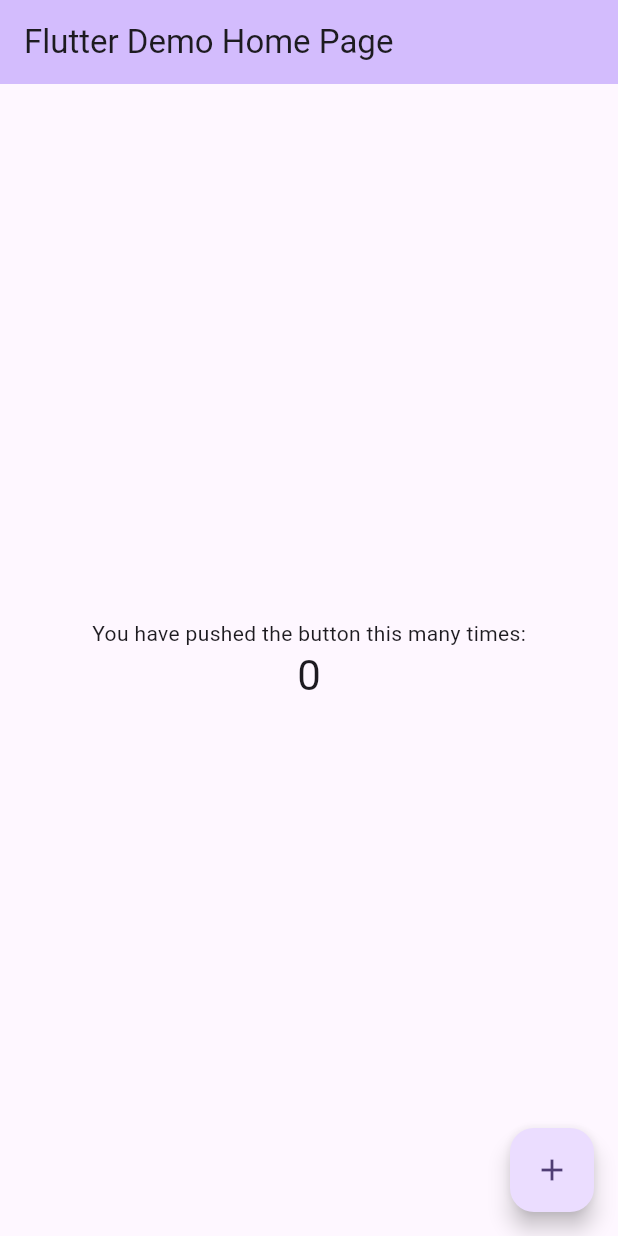
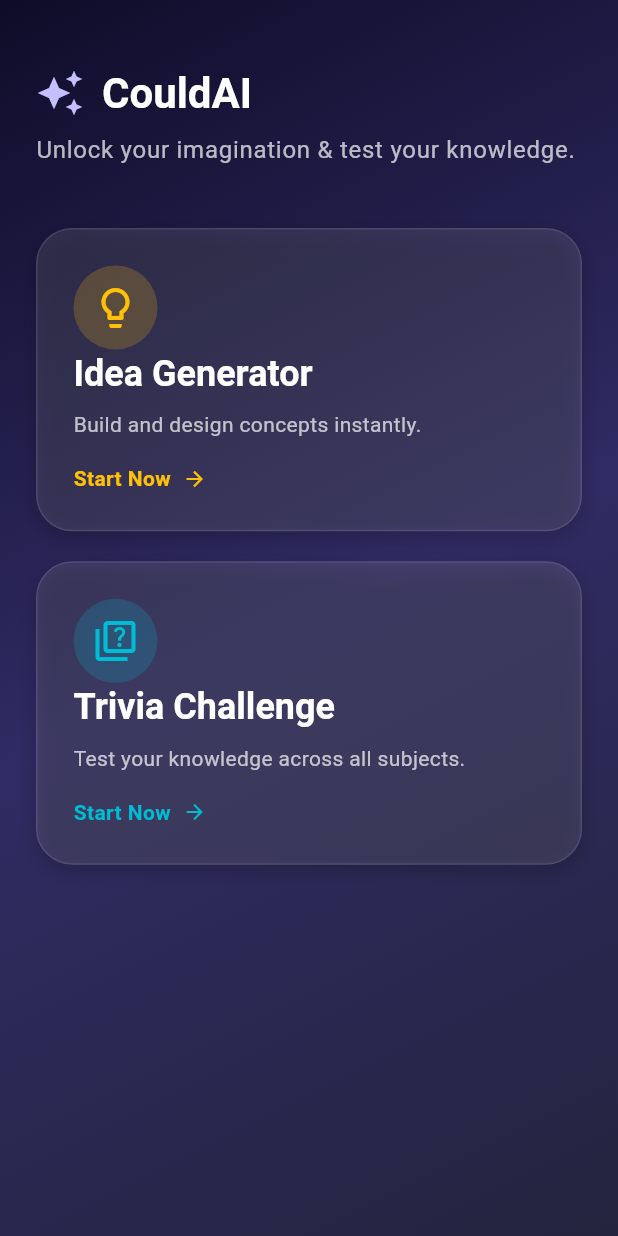
Before and after one commit to could-ai/019aa2a5-f2f1-7790-9d31-b3b691a5d930, a Flutter app: the screen it shows after launch, on a phone screen of 412 x 824 dp. Run offline on Flutter 3.47's test engine with Material 3 defaults, Android fonts, the phone set to English and light mode, and no system bars.

Commit message:
Initialize main application with dark AI-themed UI, routing configuration, and material 3 design.; Create home screen with a modern dashboard layout featuring navigation cards for Idea Generator and Trivia Challenge.; Create Idea Generator screen with text input, simulated AI generation logic, and result display.; Create Trivia Screen with category selection, quiz logic, score tracking, and mock data for Science, History, Tech, and Art.

```diff
--- a/usr/lib/main.dart
+++ b/usr/lib/main.dart
@@ -1,120 +1,46 @@
 import 'package:flutter/material.dart';
+import 'screens/home_screen.dart';
+import 'screens/idea_generator_screen.dart';
+import 'screens/trivia_screen.dart';
 
 void main() {
-  runApp(const MyApp());
+  runApp(const CouldAIApp());
 }
 
-class MyApp extends StatelessWidget {
-  const MyApp({super.key});
+class CouldAIApp extends StatelessWidget {
+  const CouldAIApp({super.key});
 
-  // This widget is the root of your application.
   @override
   Widget build(BuildContext context) {
     return MaterialApp(
-      title: 'Flutter Demo',
+      title: 'CouldAI',
       debugShowCheckedModeBanner: false,
       theme: ThemeData(
-        // This is the theme of your application.
-        //
-        // TRY THIS: Try running your application with "flutter run". You'll see
-        // the application has a purple toolbar. Then, without quitting the app,
-        // try changing the seedColor in the colorScheme below to Colors.green
-        // and then invoke "hot reload" (save your changes or press the "hot
-        // reload" button in a Flutter-supported IDE, or press "r" if you used
-        // the command line to start the app).
-        //
-        // Notice that the counter didn't reset back to zero; the application
-        // state is not lost during the reload. To reset the state, use hot
-        // restart instead.
-        //
-        // This works for code too, not just values: Most code changes can be
-        // tested with just a hot reload.
-        colorScheme: ColorScheme.fromSeed(seedColor: Colors.deepPurple),
+        useMaterial3: true,
+        colorScheme: ColorScheme.fromSeed(
+          seedColor: const Color(0xFF6C63FF), // AI-like Purple
+          brightness: Brightness.dark,
+          surface: const Color(0xFF121212),
+          background: const Color(0xFF0A0A0A),
+        ),
+        fontFamily: 'Roboto', // Default, but explicit is good
+        appBarTheme: const AppBarTheme(
+          centerTitle: true,
+          elevation: 0,
+          backgroundColor: Colors.transparent,
+        ),
+        cardTheme: CardTheme(
+          elevation: 4,
+          shape: RoundedRectangleBorder(borderRadius: BorderRadius.circular(16)),
+          color: const Color(0xFF1E1E1E),
+        ),
       ),
-      home: const MyHomePage(title: 'Flutter Demo Home Page'),
+      initialRoute: '/',
+      routes: {
+        '/': (context) => const HomeScreen(),
+        '/idea-generator': (context) => const IdeaGeneratorScreen(),
+        '/trivia': (context) => const TriviaScreen(),
+      },
     );
   }
 }
-
-class MyHomePage extends StatefulWidget {
-  const MyHomePage({super.key, required this.title});
-
-  // This widget is the home page of your application. It is stateful, meaning
-  // that it has a State object (defined below) that contains fields that affect
-  // how it looks.
-
-  // This class is the configuration for the state. It holds the values (in this
-  // case the title) provided by the parent (in this case the App widget) and
-  // used by the build method of the State. Fields in a Widget subclass are
-  // always marked "final".
-
-  final String title;
-
-  @override
-  State<MyHomePage> createState() => _MyHomePageState();
-}
-
-class _MyHomePageState extends State<MyHomePage> {
-  int _counter = 0;
-
-  void _incrementCounter() {
-    setState(() {
-      // This call to setState tells the Flutter framework that something has
-      // changed in this State, which causes it to rerun the build method below
-      // so that the display can reflect the updated values. If we changed
-      // _counter without calling setState(), then the build method would not be
-      // called again, and so nothing would appear to happen.
-      _counter++;
-    });
-  }
-
-  @override
-  Widget build(BuildContext context) {
-    // This method is rerun every time setState is called, for instance as done
-    // by the _incrementCounter method above.
-    //
-    // The Flutter framework has been optimized to make rerunning build methods
-    // fast, so that you can just rebuild anything that needs updating rather
-    // than having to individually change instances of widgets.
-    return Scaffold(
-      appBar: AppBar(
-        // TRY THIS: Try changing the color here to a specific color (to
-        // Colors.amber, perhaps?) and trigger a hot reload to see the AppBar
-        // change color while the other colors stay the same.
-        backgroundColor: Theme.of(context).colorScheme.inversePrimary,
-        // Here we take the value from the MyHomePage object that was created by
-        // the App.build method, and use it to set our appbar title.
-        title: Text(widget.title),
-      ),
-      body: Center(
-        // Center is a layout widget. It takes a single child and positions it
-        // in the middle of the parent.
-        child: Column(
-          // Column is also a layout widget. It takes a list of children and
-          // arranges them vertically. By default, it sizes itself to fit its
-          // children horizontally, and tries to be as tall as its parent.
-          //
-          // Column has various properties to control how it sizes itself and
-          // how it positions its children. Here we use mainAxisAlignment to
-          // center the children vertically; the main axis here is the vertical
-          // axis because Columns are vertical (the cross axis would be
-          // horizontal).
-          //
-          // TRY THIS: Invoke "debug painting" (choose the "Toggle Debug Paint"
-          // action in the IDE, or press "p" in the console), to see the
-          // wireframe for each widget.
-          mainAxisAlignment: MainAxisAlignment.center,
-          children: <Widget>[
-            const Text('You have pushed the button this many times:'),
-            Text('$_counter', style: Theme.of(context).textTheme.headlineMedium),
-          ],
-        ),
-      ),
-      floatingActionButton: FloatingActionButton(
-        onPressed: _incrementCounter,
-        tooltip: 'Increment',
-        child: const Icon(Icons.add),
-      ), // This trailing comma makes auto-formatting nicer for build methods.
-    );
-  }
-}
--- /dev/null
+++ b/usr/lib/screens/home_screen.dart
@@ -0,0 +1,152 @@
+import 'package:flutter/material.dart';
+
+class HomeScreen extends StatelessWidget {
+  const HomeScreen({super.key});
+
+  @override
+  Widget build(BuildContext context) {
+    return Scaffold(
+      body: Container(
+        decoration: const BoxDecoration(
+          gradient: LinearGradient(
+            begin: Alignment.topLeft,
+            end: Alignment.bottomRight,
+            colors: [Color(0xFF0F0C29), Color(0xFF302B63), Color(0xFF24243E)],
+          ),
+        ),
+        child: SafeArea(
+          child: Padding(
+            padding: const EdgeInsets.all(24.0),
+            child: Column(
+              crossAxisAlignment: CrossAxisAlignment.start,
+              children: [
+                const SizedBox(height: 20),
+                Row(
+                  children: [
+                    Icon(Icons.auto_awesome, color: Theme.of(context).colorScheme.primary, size: 32),
+                    const SizedBox(width: 12),
+                    Text(
+                      'CouldAI',
+                      style: Theme.of(context).textTheme.headlineMedium?.copyWith(
+                            fontWeight: FontWeight.bold,
+                            color: Colors.white,
+                          ),
+                    ),
+                  ],
+                ),
+                const SizedBox(height: 8),
+                Text(
+                  'Unlock your imagination & test your knowledge.',
+                  style: Theme.of(context).textTheme.bodyLarge?.copyWith(
+                        color: Colors.white70,
+                      ),
+                ),
+                const SizedBox(height: 40),
+                Expanded(
+                  child: GridView.count(
+                    crossAxisCount: 1,
+                    mainAxisSpacing: 20,
+                    childAspectRatio: 1.8,
+                    children: [
+                      _buildFeatureCard(
+                        context,
+                        title: 'Idea Generator',
+                        description: 'Build and design concepts instantly.',
+                        icon: Icons.lightbulb_outline,
+                        color: Colors.amber,
+                        route: '/idea-generator',
+                      ),
+                      _buildFeatureCard(
+                        context,
+                        title: 'Trivia Challenge',
+                        description: 'Test your knowledge across all subjects.',
+                        icon: Icons.quiz_outlined,
+                        color: Colors.cyan,
+                        route: '/trivia',
+                      ),
+                    ],
+                  ),
+                ),
+              ],
+            ),
+          ),
+        ),
+      ),
+    );
+  }
+
+  Widget _buildFeatureCard(
+    BuildContext context, {
+    required String title,
+    required String description,
+    required IconData icon,
+    required Color color,
+    required String route,
+  }) {
+    return Material(
+      color: Colors.transparent,
+      child: InkWell(
+        onTap: () => Navigator.pushNamed(context, route),
+        borderRadius: BorderRadius.circular(24),
+        child: Container(
+          decoration: BoxDecoration(
+            color: Colors.white.withOpacity(0.1),
+            borderRadius: BorderRadius.circular(24),
+            border: Border.all(color: Colors.white.withOpacity(0.1)),
+            boxShadow: [
+              BoxShadow(
+                color: Colors.black.withOpacity(0.2),
+                blurRadius: 10,
+                offset: const Offset(0, 4),
+              ),
+            ],
+          ),
+          padding: const EdgeInsets.all(24),
+          child: Column(
+            crossAxisAlignment: CrossAxisAlignment.start,
+            mainAxisAlignment: MainAxisAlignment.center,
+            children: [
+              Container(
+                padding: const EdgeInsets.all(12),
+                decoration: BoxDecoration(
+                  color: color.withOpacity(0.2),
+                  shape: BoxShape.circle,
+                ),
+                child: Icon(icon, color: color, size: 32),
+              ),
+              const Spacer(),
+              Text(
+                title,
+                style: Theme.of(context).textTheme.headlineSmall?.copyWith(
+                      fontWeight: FontWeight.bold,
+                      color: Colors.white,
+                    ),
+              ),
+              const SizedBox(height: 8),
+              Text(
+                description,
+                style: Theme.of(context).textTheme.bodyMedium?.copyWith(
+                      color: Colors.white70,
+                    ),
+              ),
+              const SizedBox(height: 16),
+              Row(
+                children: [
+                  Text(
+                    'Start Now',
+                    style: TextStyle(
+                      color: color,
+                      fontWeight: FontWeight.bold,
+                    ),
+                  ),
+                  const SizedBox(width: 8),
+                  Icon(Icons.arrow_forward, color: color, size: 16),
+                ],
+              ),
+            ],
+          ),
+        ),
+      ),
+    );
+  }
+}
```
Also changed, not shown: usr/lib/screens/idea_generator_screen.dart (added, +152 -0 lines), usr/lib/screens/trivia_screen.dart (added, +226 -0 lines).
